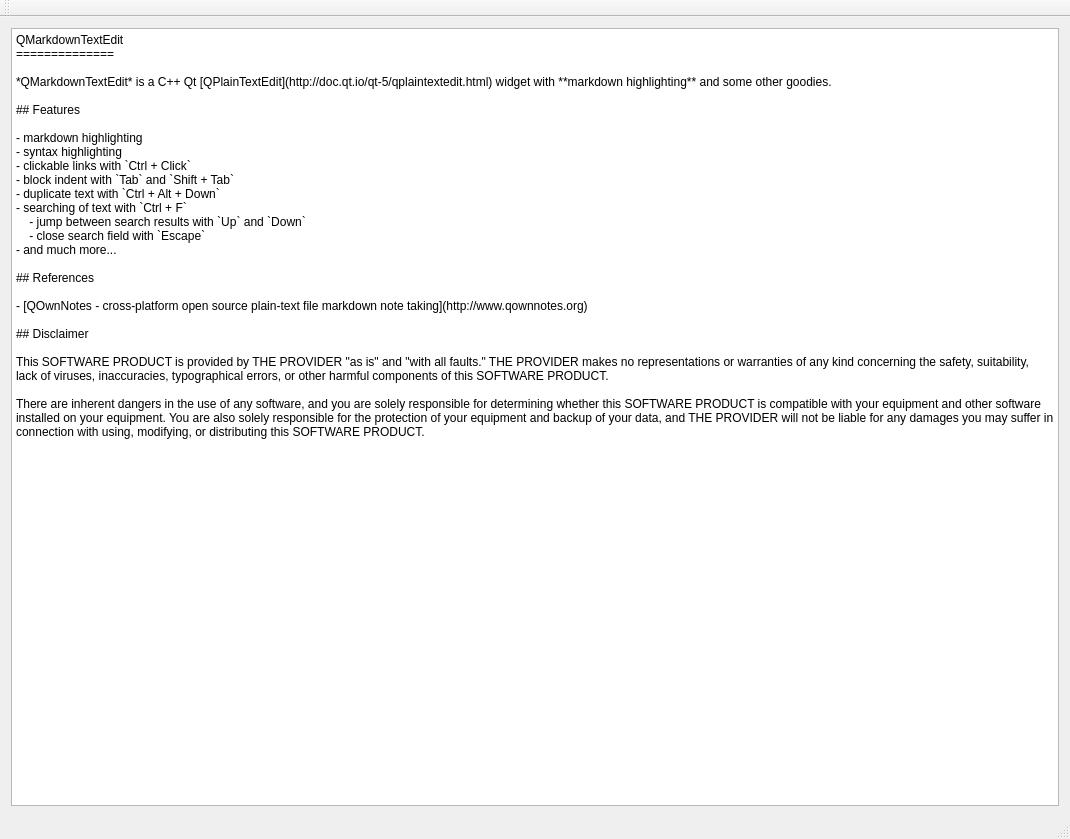
Before: the Qt Designer form qownnotes/libraries/qmarkdowntextedit/mainwindow.ui in Samael340/qownnotes_alt, drawn with Qt 5.
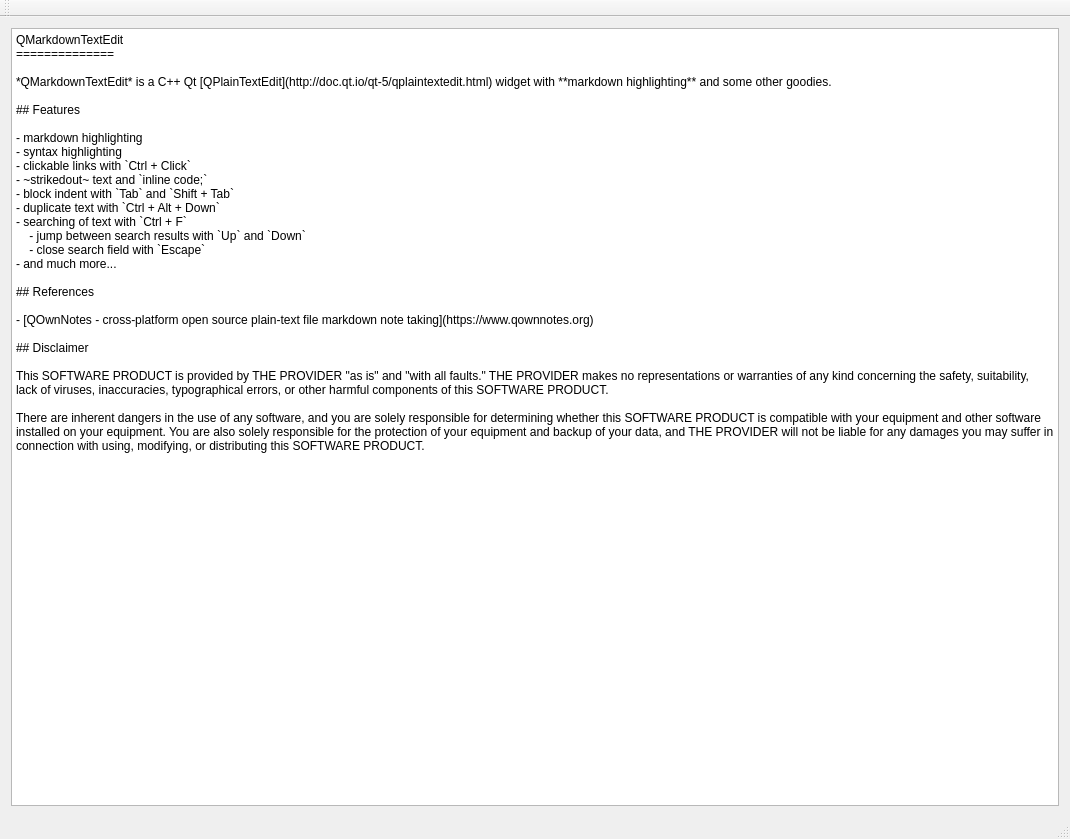
After: the same form once the commit is applied. Custom widgets are drawn as their Qt base class.

```diff
--- a/qownnotes/libraries/qmarkdowntextedit/mainwindow.ui
+++ b/qownnotes/libraries/qmarkdowntextedit/mainwindow.ui
@@ -28,6 +28,7 @@
 - markdown highlighting
 - syntax highlighting
 - clickable links with `Ctrl + Click`
+- ~strikedout~ text and `inline code;`
 - block indent with `Tab` and `Shift + Tab`
 - duplicate text with `Ctrl + Alt + Down`
 - searching of text with `Ctrl + F`
@@ -37,7 +38,7 @@
 
 ## References
 
-- [QOwnNotes - cross-platform open source plain-text file markdown note taking](http://www.qownnotes.org)
+- [QOwnNotes - cross-platform open source plain-text file markdown note taking](https://www.qownnotes.org)
 
 ## Disclaimer
 
```
